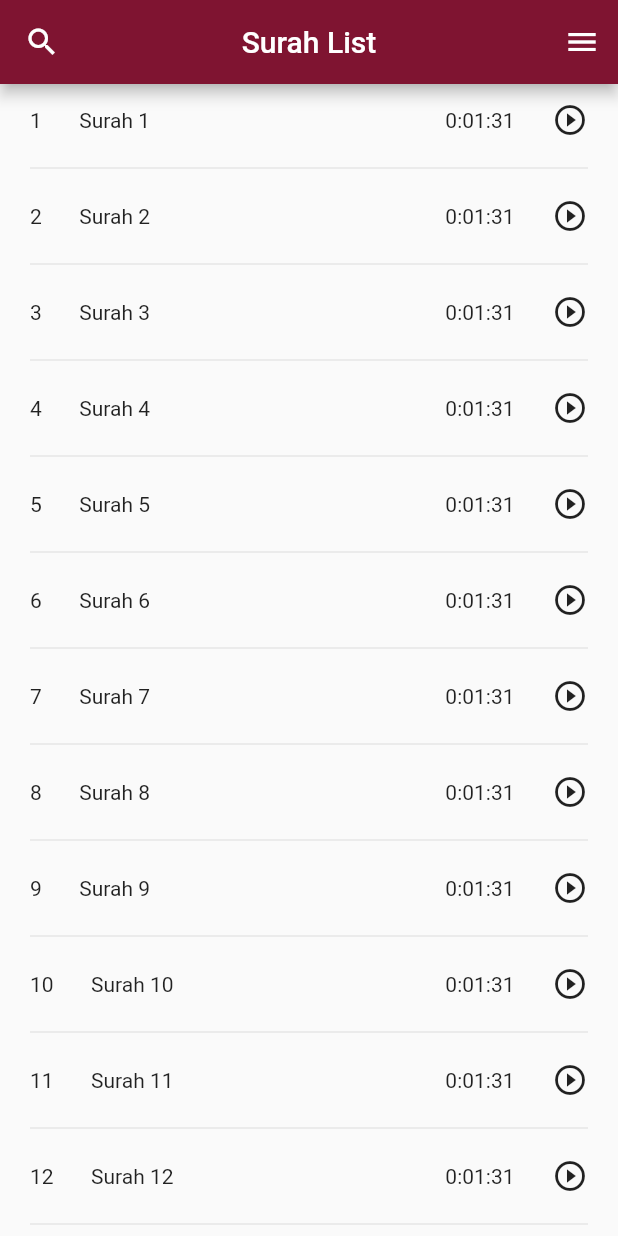
After one commit to monirhelalee/Rakhsaani, a Flutter app: the SurahListScreen screen opened directly, on a phone screen of 412 x 824 dp. The commit adds this screen. Run offline on Flutter 3.47's test engine with Material 2 defaults, Android fonts, the phone set to English and light mode, and no system bars; our stand-ins replace google_fonts, logger.

Commit message:
surah list initial design

```diff
--- a/lib/features/language/view/widgets/radio_button_section.dart
+++ b/lib/features/language/view/widgets/radio_button_section.dart
@@ -1,6 +1,7 @@
 import 'package:flutter/material.dart';
 import 'package:provider/provider.dart';
-import '../../view_model.dart/language_view_model.dart';
+import '../../../surah_list/view/surah_list_screen.dart';
+import '../../view_model/language_view_model.dart';
 
 class RadioButtonSection extends StatelessWidget {
   const RadioButtonSection({
@@ -11,18 +12,11 @@ class RadioButtonSection extends StatelessWidget {
   Widget build(BuildContext context) {
     return Container(
       width: double.infinity,
-      padding:
-          EdgeInsets.only(left: MediaQuery.of(context).size.width / 3),
+      padding: EdgeInsets.only(left: MediaQuery.of(context).size.width / 3),
       child: Column(
         mainAxisAlignment: MainAxisAlignment.center,
-        children: [
-          'Bengali',
-          'English',
-          'Japanese',
-          'Russian',
-          'Spanish',
-          'Nepali'
-        ]
+        children:
+            ['Bengali', 'English', 'Japanese', 'Russian', 'Spanish', 'Nepali']
                 .map(
                   (e) => Consumer<LanguageViewModel>(
                     builder: (context, lang, _) {
@@ -33,6 +27,14 @@ class RadioButtonSection extends StatelessWidget {
                             groupValue: lang.selectedLanguage,
                             onChanged: (s) {
                               lang.onLanguageSelect(s!);
+                              Future.delayed(Duration(seconds: 3));
+                              Navigator.of(context).push(
+                                MaterialPageRoute(
+                                  builder: (c) {
+                                    return const SurahListScreen();
+                                  },
+                                ),
+                              );
                             },
                           ),
                           Text(e),
--- /dev/null
+++ b/lib/features/surah_list/view/surah_list_screen.dart
@@ -0,0 +1,35 @@
+import 'package:flutter/material.dart';
+import 'widgets/menu.dart';
+import 'widgets/search_surah.dart';
+import 'widgets/separator.dart';
+import 'widgets/surah_tile.dart';
+
+class SurahListScreen extends StatelessWidget {
+  const SurahListScreen({super.key});
+
+  @override
+  Widget build(BuildContext context) {
+    return Scaffold(
+      appBar: AppBar(
+        centerTitle: true,
+        title: const Text('Surah List'),
+        automaticallyImplyLeading: false,
+        leading: const SearchSurah(),
+        actions: const [
+          Menu(),
+        ],
+      ),
+      body: ListView.separated(
+        itemCount: 114,
+        itemBuilder: (context, index) {
+          return SurahTile(
+            index: index,
+          );
+        },
+        separatorBuilder: (context, index) {
+          return const Separator();
+        },
+      ),
+    );
+  }
+}
--- /dev/null
+++ b/lib/features/surah_list/view/widgets/menu.dart
@@ -0,0 +1,15 @@
+import 'package:flutter/material.dart';
+
+class Menu extends StatelessWidget {
+  const Menu({
+    Key? key,
+  }) : super(key: key);
+
+  @override
+  Widget build(BuildContext context) {
+    return IconButton(
+      onPressed: () {},
+      icon: const Icon(Icons.menu),
+    );
+  }
+}
--- /dev/null
+++ b/lib/features/surah_list/view/widgets/search_surah.dart
@@ -0,0 +1,15 @@
+import 'package:flutter/material.dart';
+
+class SearchSurah extends StatelessWidget {
+  const SearchSurah({
+    Key? key,
+  }) : super(key: key);
+
+  @override
+  Widget build(BuildContext context) {
+    return IconButton(
+      onPressed: () {},
+      icon: const Icon(Icons.search),
+    );
+  }
+}
--- /dev/null
+++ b/lib/features/surah_list/view/widgets/separator.dart
@@ -0,0 +1,15 @@
+import 'package:flutter/material.dart';
+
+class Separator extends StatelessWidget {
+  const Separator({
+    Key? key,
+  }) : super(key: key);
+
+  @override
+  Widget build(BuildContext context) {
+    return const Padding(
+      padding: EdgeInsets.symmetric(horizontal: 20.0),
+      child: Divider(),
+    );
+  }
+}
--- /dev/null
+++ b/lib/features/surah_list/view/widgets/surah_tile.dart
@@ -0,0 +1,27 @@
+import 'package:flutter/material.dart';
+
+class SurahTile extends StatelessWidget {
+  const SurahTile({
+    Key? key,
+    required this.index,
+  }) : super(key: key);
+  final int index;
+
+  @override
+  Widget build(BuildContext context) {
+    return Container(
+      padding: const EdgeInsets.symmetric(vertical: 12, horizontal: 20),
+      child: Row(
+        children: [
+          Text('${index + 1}'),
+          const SizedBox(width: 25),
+          Text('Surah ${index + 1}'),
+          const Spacer(),
+          const Text('0:01:31'),
+          const SizedBox(width: 25),
+          const Icon(Icons.play_circle_outline),
+        ],
+      ),
+    );
+  }
+}
--- a/lib/main.dart
+++ b/lib/main.dart
@@ -3,7 +3,7 @@ import 'package:flutter/services.dart';
 import 'package:provider/provider.dart';
 import 'package:rakhsaani/core/utils/colors.dart';
 import 'package:rakhsaani/features/language/view/language_select_screen.dart';
-import 'package:rakhsaani/features/language/view_model.dart/language_view_model.dart';
+import 'package:rakhsaani/features/language/view_model/language_view_model.dart';
 
 void main() {
   WidgetsFlutterBinding.ensureInitialized();
```
Also changed, not shown: lib/features/language/view_model/language_view_model.dart (renamed from lib/features/language/view_model.dart/language_view_model.dart). Lines whose indentation alone changed are shown as unchanged.
